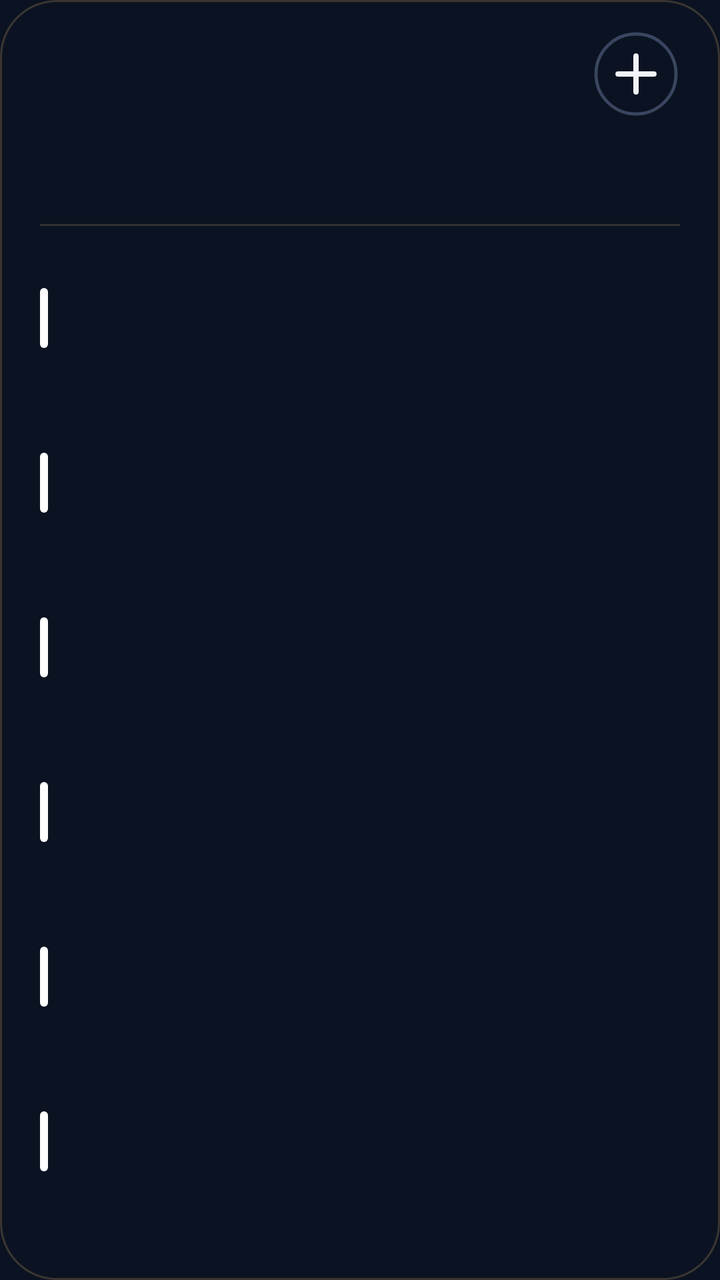
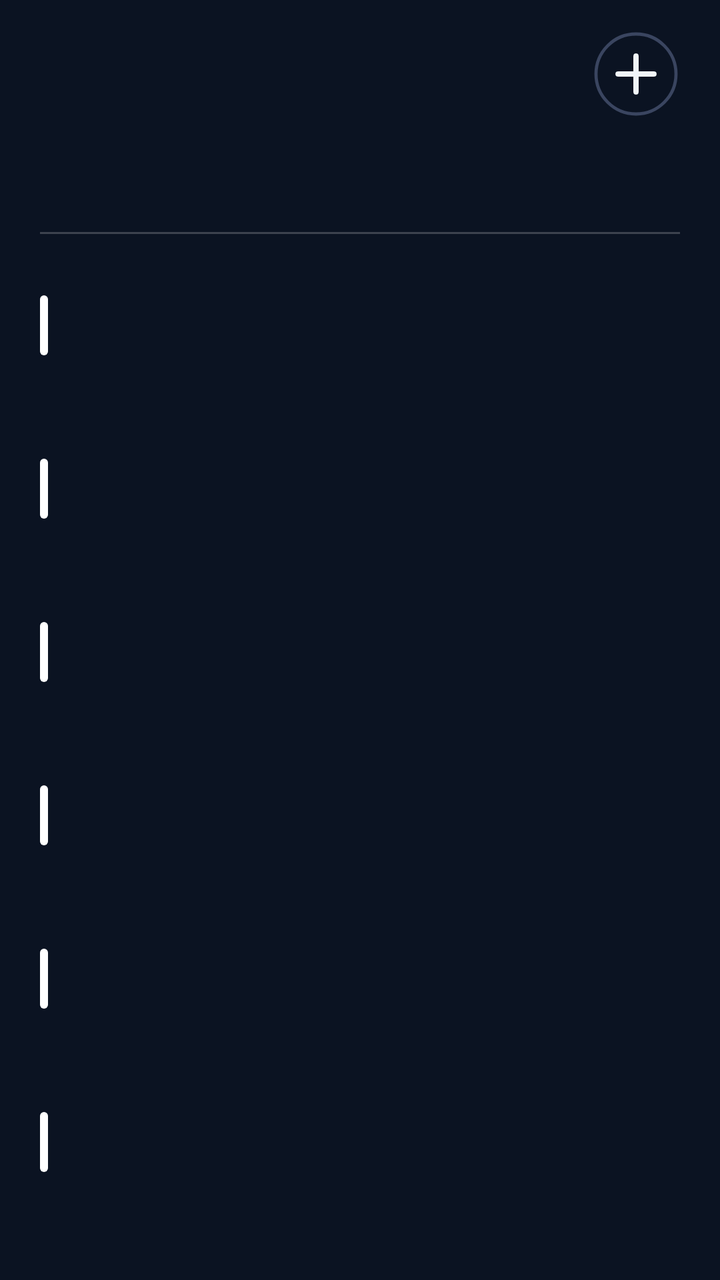

The first picture is an Android layout as it rendered before a commit; the second is the same layout after the commit. The layout source and the unified diff follow.
<!-- AndroidManifest.xml: application theme AppTheme -->
<!-- res/layout/cal_k6.xml -->
<?xml version="1.0" encoding="utf-8"?>
<FrameLayout
    xmlns:android="http://schemas.android.com/apk/res/android"
    android:id="@+id/root"
    android:layout_width="match_parent"
    android:layout_height="match_parent"
    android:padding="0dp">

    <ImageView
        android:id="@+id/cal_bg"
        android:layout_width="match_parent"
        android:layout_height="match_parent"
        android:importantForAccessibility="no"
        android:scaleType="fitXY" />
    <LinearLayout
        android:id="@+id/panel"
        android:layout_width="match_parent"
        android:layout_height="match_parent"
        android:background="@drawable/cal_panel"
        android:orientation="vertical"
        android:paddingStart="20dp"
        android:paddingTop="13dp"
        android:paddingEnd="20dp"
        android:paddingBottom="14dp">

        
        <LinearLayout
            android:layout_width="match_parent"
            android:layout_height="48dp"
            android:gravity="center_vertical"
            android:orientation="horizontal">
        <ImageView
            android:id="@+id/cal_day"
            android:layout_width="wrap_content"
            android:layout_height="47dp"
            android:adjustViewBounds="true"
            android:scaleType="fitStart" />

            <LinearLayout
                android:layout_width="0dp"
                android:layout_height="wrap_content"
                android:layout_marginStart="12dp"
                android:layout_weight="1"
                android:orientation="vertical">
                <ImageView
                    android:id="@+id/cal_month"
                    android:layout_width="match_parent"
                    android:layout_height="23dp"
                    android:adjustViewBounds="true"
                    android:scaleType="fitStart" />
                <ImageView
                    android:id="@+id/cal_sub"
                    android:layout_width="match_parent"
                    android:layout_height="16dp"
                    android:adjustViewBounds="true"
                    android:layout_marginTop="2dp"
                    android:scaleType="fitStart" />
            </LinearLayout>

            <ImageView
                android:id="@+id/btn_add"
                android:layout_width="44dp"
                android:layout_height="44dp"
                android:contentDescription="New event"
                android:src="@drawable/ic_cal_add" />
        </LinearLayout>

        
        <LinearLayout
            android:layout_width="match_parent"
            android:layout_height="44dp"
            android:layout_marginTop="2dp"
            android:orientation="horizontal">
            <LinearLayout
                android:layout_width="0dp"
                android:layout_height="match_parent"
                android:layout_weight="1"
                android:gravity="center_horizontal"
                android:orientation="vertical">
                <ImageView
                    android:id="@+id/wk_label_0"
                    android:layout_width="wrap_content"
                    android:layout_height="14dp"
                    android:adjustViewBounds="true"
                    android:scaleType="fitCenter" />
                <ImageView
                    android:id="@+id/wk_num_0"
                    android:layout_width="26dp"
                    android:layout_height="26dp"
                    android:adjustViewBounds="true"
                    android:layout_marginTop="3dp"
                    android:scaleType="fitCenter" />
            </LinearLayout>
            <LinearLayout
                android:layout_width="0dp"
                android:layout_height="match_parent"
                android:layout_weight="1"
                android:gravity="center_horizontal"
                android:orientation="vertical">
                <ImageView
                    android:id="@+id/wk_label_1"
                    android:layout_width="wrap_content"
                    android:layout_height="14dp"
                    android:adjustViewBounds="true"
                    android:scaleType="fitCenter" />
                <ImageView
                    android:id="@+id/wk_num_1"
                    android:layout_width="26dp"
                    android:layout_height="26dp"
                    android:adjustViewBounds="true"
                    android:layout_marginTop="3dp"
                    android:scaleType="fitCenter" />
            </LinearLayout>
            <LinearLayout
                android:layout_width="0dp"
                android:layout_height="match_parent"
                android:layout_weight="1"
                android:gravity="center_horizontal"
                android:orientation="vertical">
                <ImageView
                    android:id="@+id/wk_label_2"
                    android:layout_width="wrap_content"
                    android:layout_height="14dp"
                    android:adjustViewBounds="true"
                    android:scaleType="fitCenter" />
                <ImageView
                    android:id="@+id/wk_num_2"
                    android:layout_width="26dp"
                    android:layout_height="26dp"
                    android:adjustViewBounds="true"
                    android:layout_marginTop="3dp"
                    android:scaleType="fitCenter" />
            </LinearLayout>
            <LinearLayout
                android:layout_width="0dp"
                android:layout_height="match_parent"
                android:layout_weight="1"
                android:gravity="center_horizontal"
                android:orientation="vertical">
                <ImageView
                    android:id="@+id/wk_label_3"
                    android:layout_width="wrap_content"
                    android:layout_height="14dp"
                    android:adjustViewBounds="true"
                    android:scaleType="fitCenter" />
                <ImageView
                    android:id="@+id/wk_num_3"
                    android:layout_width="26dp"
                    android:layout_height="26dp"
                    android:adjustViewBounds="true"
                    android:layout_marginTop="3dp"
                    android:scaleType="fitCenter" />
            </LinearLayout>
            <LinearLayout
                android:layout_width="0dp"
                android:layout_height="match_parent"
                android:layout_weight="1"
                android:gravity="center_horizontal"
                android:orientation="vertical">
                <ImageView
                    android:id="@+id/wk_label_4"
                    android:layout_width="wrap_content"
                    android:layout_height="14dp"
                    android:adjustViewBounds="true"
                    android:scaleType="fitCenter" />
                <ImageView
                    android:id="@+id/wk_num_4"
                    android:layout_width="26dp"
                    android:layout_height="26dp"
                    android:adjustViewBounds="true"
                    android:layout_marginTop="3dp"
                    android:scaleType="fitCenter" />
            </LinearLayout>
            <LinearLayout
                android:layout_width="0dp"
                android:layout_height="match_parent"
                android:layout_weight="1"
                android:gravity="center_horizontal"
                android:orientation="vertical">
                <ImageView
                    android:id="@+id/wk_label_5"
                    android:layout_width="wrap_content"
                    android:layout_height="14dp"
                    android:adjustViewBounds="true"
                    android:scaleType="fitCenter" />
                <ImageView
                    android:id="@+id/wk_num_5"
                    android:layout_width="26dp"
                    android:layout_height="26dp"
                    android:adjustViewBounds="true"
                    android:layout_marginTop="3dp"
                    android:scaleType="fitCenter" />
            </LinearLayout>
            <LinearLayout
                android:layout_width="0dp"
                android:layout_height="match_parent"
                android:layout_weight="1"
                android:gravity="center_horizontal"
                android:orientation="vertical">
                <ImageView
                    android:id="@+id/wk_label_6"
                    android:layout_width="wrap_content"
                    android:layout_height="14dp"
                    android:adjustViewBounds="true"
                    android:scaleType="fitCenter" />
                <ImageView
                    android:id="@+id/wk_num_6"
                    android:layout_width="26dp"
                    android:layout_height="26dp"
                    android:adjustViewBounds="true"
                    android:layout_marginTop="3dp"
                    android:scaleType="fitCenter" />
            </LinearLayout>
        </LinearLayout>

        <ImageView
            android:layout_width="match_parent"
            android:layout_height="1dp"
            android:layout_marginTop="5dp"
            android:layout_marginBottom="5dp"
            android:scaleType="fitXY"
            android:src="@drawable/cal_divider" />

        
        <LinearLayout
            android:layout_width="match_parent"
            android:layout_height="0dp"
            android:layout_weight="1"
            android:orientation="vertical">
        <LinearLayout
            android:id="@+id/cal_row_0"
            android:layout_width="match_parent"
            android:layout_height="0dp"
            android:layout_weight="1"
            android:gravity="center_vertical"
            android:orientation="horizontal">

            <ImageView
                android:id="@+id/cal_bar_0"
                android:layout_width="4dp"
                android:layout_height="30dp"
                android:layout_marginEnd="11dp"
                android:scaleType="fitXY"
                android:src="@drawable/cal_bar" />

            <LinearLayout
                android:layout_width="0dp"
                android:layout_height="wrap_content"
                android:layout_weight="1"
                android:orientation="vertical">

                <LinearLayout
                    android:layout_width="match_parent"
                    android:layout_height="wrap_content"
                    android:orientation="horizontal">
                    <ImageView
                        android:id="@+id/cal_time_0"
                        android:layout_width="wrap_content"
                        android:layout_height="16dp"
                        android:adjustViewBounds="true"
                        android:scaleType="fitStart" />
                    <ImageView
                        android:id="@+id/cal_hint_0"
                        android:layout_width="wrap_content"
                        android:layout_height="16dp"
                        android:adjustViewBounds="true"
                        android:layout_marginStart="9dp"
                        android:scaleType="fitStart" />
                </LinearLayout>
                <ImageView
                    android:id="@+id/cal_title_0"
                    android:layout_width="match_parent"
                    android:layout_height="22dp"
                    android:adjustViewBounds="true"
                    android:layout_marginTop="1dp"
                    android:scaleType="fitStart" />
            </LinearLayout>
        </LinearLayout>
        <LinearLayout
            android:id="@+id/cal_row_1"
            android:layout_width="match_parent"
            android:layout_height="0dp"
            android:layout_weight="1"
            android:gravity="center_vertical"
            android:orientation="horizontal">

            <ImageView
                android:id="@+id/cal_bar_1"
                android:layout_width="4dp"
                android:layout_height="30dp"
                android:layout_marginEnd="11dp"
                android:scaleType="fitXY"
                android:src="@drawable/cal_bar" />

            <LinearLayout
                android:layout_width="0dp"
                android:layout_height="wrap_content"
                android:layout_weight="1"
                android:orientation="vertical">

                <LinearLayout
                    android:layout_width="match_parent"
                    android:layout_height="wrap_content"
                    android:orientation="horizontal">
                    <ImageView
                        android:id="@+id/cal_time_1"
                        android:layout_width="wrap_content"
                        android:layout_height="16dp"
                        android:adjustViewBounds="true"
                        android:scaleType="fitStart" />
                    <ImageView
                        android:id="@+id/cal_hint_1"
                        android:layout_width="wrap_content"
                        android:layout_height="16dp"
                        android:adjustViewBounds="true"
                        android:layout_marginStart="9dp"
                        android:scaleType="fitStart" />
                </LinearLayout>
                <ImageView
                    android:id="@+id/cal_title_1"
                    android:layout_width="match_parent"
                    android:layout_height="22dp"
                    android:adjustViewBounds="true"
                    android:layout_marginTop="1dp"
                    android:scaleType="fitStart" />
            </LinearLayout>
        </LinearLayout>
        <LinearLayout
            android:id="@+id/cal_row_2"
            android:layout_width="match_parent"
            android:layout_height="0dp"
            android:layout_weight="1"
            android:gravity="center_vertical"
            android:orientation="horizontal">

            <ImageView
                android:id="@+id/cal_bar_2"
                android:layout_width="4dp"
                android:layout_height="30dp"
                android:layout_marginEnd="11dp"
                android:scaleType="fitXY"
                android:src="@drawable/cal_bar" />

            <LinearLayout
                android:layout_width="0dp"
                android:layout_height="wrap_content"
                android:layout_weight="1"
                android:orientation="vertical">

                <LinearLayout
                    android:layout_width="match_parent"
                    android:layout_height="wrap_content"
                    android:orientation="horizontal">
                    <ImageView
                        android:id="@+id/cal_time_2"
                        android:layout_width="wrap_content"
                        android:layout_height="16dp"
                        android:adjustViewBounds="true"
                        android:scaleType="fitStart" />
                    <ImageView
                        android:id="@+id/cal_hint_2"
                        android:layout_width="wrap_content"
                        android:layout_height="16dp"
                        android:adjustViewBounds="true"
                        android:layout_marginStart="9dp"
                        android:scaleType="fitStart" />
                </LinearLayout>
                <ImageView
                    android:id="@+id/cal_title_2"
                    android:layout_width="match_parent"
                    android:layout_height="22dp"
                    android:adjustViewBounds="true"
                    android:layout_marginTop="1dp"
                    android:scaleType="fitStart" />
            </LinearLayout>
        </LinearLayout>
        <LinearLayout
            android:id="@+id/cal_row_3"
            android:layout_width="match_parent"
            android:layout_height="0dp"
            android:layout_weight="1"
            android:gravity="center_vertical"
            android:orientation="horizontal">

            <ImageView
                android:id="@+id/cal_bar_3"
                android:layout_width="4dp"
                android:layout_height="30dp"
                android:layout_marginEnd="11dp"
                android:scaleType="fitXY"
                android:src="@drawable/cal_bar" />

            <LinearLayout
                android:layout_width="0dp"
                android:layout_height="wrap_content"
                android:layout_weight="1"
                android:orientation="vertical">

                <LinearLayout
                    android:layout_width="match_parent"
                    android:layout_height="wrap_content"
                    android:orientation="horizontal">
                    <ImageView
                        android:id="@+id/cal_time_3"
                        android:layout_width="wrap_content"
                        android:layout_height="16dp"
                        android:adjustViewBounds="true"
                        android:scaleType="fitStart" />
                    <ImageView
                        android:id="@+id/cal_hint_3"
                        android:layout_width="wrap_content"
                        android:layout_height="16dp"
                        android:adjustViewBounds="true"
                        android:layout_marginStart="9dp"
                        android:scaleType="fitStart" />
                </LinearLayout>
                <ImageView
                    android:id="@+id/cal_title_3"
                    android:layout_width="match_parent"
                    android:layout_height="22dp"
                    android:adjustViewBounds="true"
                    android:layout_marginTop="1dp"
                    android:scaleType="fitStart" />
            </LinearLayout>
        </LinearLayout>
        <LinearLayout
            android:id="@+id/cal_row_4"
            android:layout_width="match_parent"
            android:layout_height="0dp"
            android:layout_weight="1"
            android:gravity="center_vertical"
            android:orientation="horizontal">

            <ImageView
                android:id="@+id/cal_bar_4"
                android:layout_width="4dp"
                android:layout_height="30dp"
                android:layout_marginEnd="11dp"
                android:scaleType="fitXY"
                android:src="@drawable/cal_bar" />

            <LinearLayout
                android:layout_width="0dp"
                android:layout_height="wrap_content"
                android:layout_weight="1"
                android:orientation="vertical">

                <LinearLayout
                    android:layout_width="match_parent"
                    android:layout_height="wrap_content"
                    android:orientation="horizontal">
                    <ImageView
                        android:id="@+id/cal_time_4"
                        android:layout_width="wrap_content"
                        android:layout_height="16dp"
                        android:adjustViewBounds="true"
                        android:scaleType="fitStart" />
                    <ImageView
                        android:id="@+id/cal_hint_4"
                        android:layout_width="wrap_content"
                        android:layout_height="16dp"
                        android:adjustViewBounds="true"
                        android:layout_marginStart="9dp"
                        android:scaleType="fitStart" />
                </LinearLayout>
                <ImageView
                    android:id="@+id/cal_title_4"
                    android:layout_width="match_parent"
                    android:layout_height="22dp"
                    android:adjustViewBounds="true"
                    android:layout_marginTop="1dp"
                    android:scaleType="fitStart" />
            </LinearLayout>
        </LinearLayout>
        <LinearLayout
            android:id="@+id/cal_row_5"
            android:layout_width="match_parent"
            android:layout_height="0dp"
            android:layout_weight="1"
            android:gravity="center_vertical"
            android:orientation="horizontal">

            <ImageView
                android:id="@+id/cal_bar_5"
                android:layout_width="4dp"
                android:layout_height="30dp"
                android:layout_marginEnd="11dp"
                android:scaleType="fitXY"
                android:src="@drawable/cal_bar" />

            <LinearLayout
                android:layout_width="0dp"
                android:layout_height="wrap_content"
                android:layout_weight="1"
                android:orientation="vertical">

                <LinearLayout
                    android:layout_width="match_parent"
                    android:layout_height="wrap_content"
                    android:orientation="horizontal">
                    <ImageView
                        android:id="@+id/cal_time_5"
                        android:layout_width="wrap_content"
                        android:layout_height="16dp"
                        android:adjustViewBounds="true"
                        android:scaleType="fitStart" />
                    <ImageView
                        android:id="@+id/cal_hint_5"
                        android:layout_width="wrap_content"
                        android:layout_height="16dp"
                        android:adjustViewBounds="true"
                        android:layout_marginStart="9dp"
                        android:scaleType="fitStart" />
                </LinearLayout>
                <ImageView
                    android:id="@+id/cal_title_5"
                    android:layout_width="match_parent"
                    android:layout_height="22dp"
                    android:adjustViewBounds="true"
                    android:layout_marginTop="1dp"
                    android:scaleType="fitStart" />
            </LinearLayout>
        </LinearLayout>
        </LinearLayout>
        <ImageView
            android:id="@+id/cal_more"
            android:layout_width="match_parent"
            android:layout_height="14dp"
            android:adjustViewBounds="true"
            android:scaleType="fitEnd" />
    </LinearLayout>
</FrameLayout>
<!-- resources referenced by this layout -->
<resources>
  <!-- drawable cal_bar (drawable) -->
  <?xml version="1.0" encoding="utf-8"?>
  <shape xmlns:android="http://schemas.android.com/apk/res/android" android:shape="rectangle">
      <solid android:color="#FFFFFFFF" />
      <corners android:radius="2dp" />
  </shape>
  <!-- drawable cal_divider (drawable) -->
  <?xml version="1.0" encoding="utf-8"?>
  <shape xmlns:android="http://schemas.android.com/apk/res/android" android:shape="rectangle">
      <solid android:color="#33D2A867" />
  </shape>
  <!-- drawable cal_panel (drawable) -->
  <?xml version="1.0" encoding="utf-8"?>
  <shape xmlns:android="http://schemas.android.com/apk/res/android" android:shape="rectangle">
      <solid android:color="#00000000" />
      <stroke android:width="1dp" android:color="#3DD2A867" />
      <corners android:radius="@dimen/widget_radius" />
  </shape>
  <!-- drawable ic_cal_add (drawable) -->
  <?xml version="1.0" encoding="utf-8"?>
  <vector xmlns:android="http://schemas.android.com/apk/res/android"
      android:width="44dp"
      android:height="44dp"
      android:viewportWidth="44"
      android:viewportHeight="44">
      <path
          android:pathData="M22,22m-20,0a20,20 0,1 1,40 0a20,20 0,1 1,-40 0"
          android:strokeColor="#FF3A4560"
          android:strokeWidth="1.6" />
      <path
          android:pathData="M13,22L31,22M22,13L22,31"
          android:strokeColor="#FFF1F5F9"
          android:strokeLineCap="round"
          android:strokeWidth="2.6" />
  </vector>
  <style name="AppTheme" parent="@android:style/Theme.DeviceDefault.NoActionBar">
          <item name="android:colorAccent">#DF8B35</item>
          <item name="android:colorControlActivated">#DF8B35</item>
          <item name="android:windowBackground">#0B1322</item>
          <item name="android:statusBarColor">#0E111A</item>
          <item name="android:navigationBarColor">#0B1322</item>
          <item name="android:textColorHint">#718096</item>
      </style>
  <dimen name="widget_radius">28dp</dimen>
</resources>

<!-- the commit's change to res/layout/cal_k6.xml (unified diff, before → after) -->
@@ -68,7 +68,7 @@
         
         <LinearLayout
             android:layout_width="match_parent"
-            android:layout_height="44dp"
+            android:layout_height="48dp"
             android:layout_marginTop="2dp"
             android:orientation="horizontal">
             <LinearLayout
@@ -85,10 +85,10 @@
                     android:scaleType="fitCenter" />
                 <ImageView
                     android:id="@+id/wk_num_0"
-                    android:layout_width="26dp"
-                    android:layout_height="26dp"
-                    android:adjustViewBounds="true"
-                    android:layout_marginTop="3dp"
+                    android:layout_width="34dp"
+                    android:layout_height="34dp"
+                    android:adjustViewBounds="true"
+                    android:layout_marginTop="0dp"
                     android:scaleType="fitCenter" />
             </LinearLayout>
             <LinearLayout
@@ -105,10 +105,10 @@
                     android:scaleType="fitCenter" />
                 <ImageView
                     android:id="@+id/wk_num_1"
-                    android:layout_width="26dp"
-                    android:layout_height="26dp"
-                    android:adjustViewBounds="true"
-                    android:layout_marginTop="3dp"
+                    android:layout_width="34dp"
+                    android:layout_height="34dp"
+                    android:adjustViewBounds="true"
+                    android:layout_marginTop="0dp"
                     android:scaleType="fitCenter" />
             </LinearLayout>
             <LinearLayout
@@ -125,10 +125,10 @@
                     android:scaleType="fitCenter" />
                 <ImageView
                     android:id="@+id/wk_num_2"
-                    android:layout_width="26dp"
-                    android:layout_height="26dp"
-                    android:adjustViewBounds="true"
-                    android:layout_marginTop="3dp"
+                    android:layout_width="34dp"
+                    android:layout_height="34dp"
+                    android:adjustViewBounds="true"
+                    android:layout_marginTop="0dp"
                     android:scaleType="fitCenter" />
             </LinearLayout>
             <LinearLayout
@@ -145,10 +145,10 @@
                     android:scaleType="fitCenter" />
                 <ImageView
                     android:id="@+id/wk_num_3"
-                    android:layout_width="26dp"
-                    android:layout_height="26dp"
-                    android:adjustViewBounds="true"
-                    android:layout_marginTop="3dp"
+                    android:layout_width="34dp"
+                    android:layout_height="34dp"
+                    android:adjustViewBounds="true"
+                    android:layout_marginTop="0dp"
                     android:scaleType="fitCenter" />
             </LinearLayout>
             <LinearLayout
@@ -165,10 +165,10 @@
                     android:scaleType="fitCenter" />
                 <ImageView
                     android:id="@+id/wk_num_4"
-                    android:layout_width="26dp"
-                    android:layout_height="26dp"
-                    android:adjustViewBounds="true"
-                    android:layout_marginTop="3dp"
+                    android:layout_width="34dp"
+                    android:layout_height="34dp"
+                    android:adjustViewBounds="true"
+                    android:layout_marginTop="0dp"
                     android:scaleType="fitCenter" />
             </LinearLayout>
             <LinearLayout
@@ -185,10 +185,10 @@
                     android:scaleType="fitCenter" />
                 <ImageView
                     android:id="@+id/wk_num_5"
-                    android:layout_width="26dp"
-                    android:layout_height="26dp"
-                    android:adjustViewBounds="true"
-                    android:layout_marginTop="3dp"
+                    android:layout_width="34dp"
+                    android:layout_height="34dp"
+                    android:adjustViewBounds="true"
+                    android:layout_marginTop="0dp"
                     android:scaleType="fitCenter" />
             </LinearLayout>
             <LinearLayout
@@ -205,15 +205,16 @@
                     android:scaleType="fitCenter" />
                 <ImageView
                     android:id="@+id/wk_num_6"
-                    android:layout_width="26dp"
-                    android:layout_height="26dp"
-                    android:adjustViewBounds="true"
-                    android:layout_marginTop="3dp"
+                    android:layout_width="34dp"
+                    android:layout_height="34dp"
+                    android:adjustViewBounds="true"
+                    android:layout_marginTop="0dp"
                     android:scaleType="fitCenter" />
             </LinearLayout>
         </LinearLayout>
 
         <ImageView
+            android:id="@+id/cal_div"
             android:layout_width="match_parent"
             android:layout_height="1dp"
             android:layout_marginTop="5dp"
<!-- resource entries referenced after the edit -->
@@ -9,13 +9,12 @@
   <!-- drawable cal_divider (drawable) -->
   <?xml version="1.0" encoding="utf-8"?>
   <shape xmlns:android="http://schemas.android.com/apk/res/android" android:shape="rectangle">
-      <solid android:color="#33D2A867" />
+      <solid android:color="#33FFFFFF" />
   </shape>
   <!-- drawable cal_panel (drawable) -->
   <?xml version="1.0" encoding="utf-8"?>
   <shape xmlns:android="http://schemas.android.com/apk/res/android" android:shape="rectangle">
       <solid android:color="#00000000" />
-      <stroke android:width="1dp" android:color="#3DD2A867" />
       <corners android:radius="@dimen/widget_radius" />
   </shape>
   <!-- drawable ic_cal_add (drawable) -->
